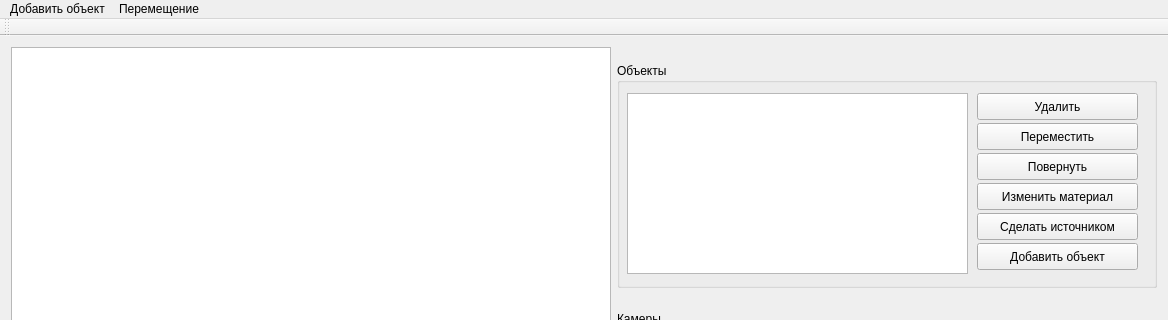
jur4ikoff/cg-coursework, file src/window/main_window.ui: the form before one commit; both pictures show x 0 to 1168 and y 0 to 320 of the 1168 by 693 pixel window.
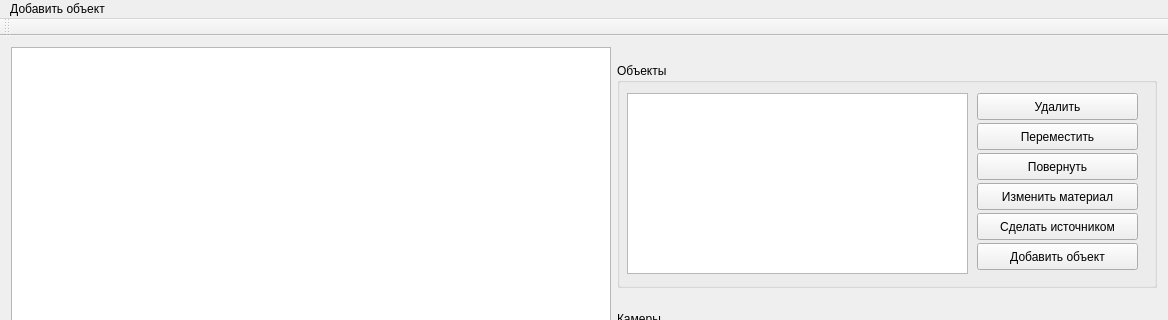
The form after the commit.

Diff of the .ui file:
```diff
--- a/src/window/main_window.ui
+++ b/src/window/main_window.ui
@@ -486,12 +486,6 @@
      <height>33</height>
     </rect>
    </property>
-   <widget class="QMenu" name="menu_2">
-    <property name="title">
-     <string>Перемещение</string>
-    </property>
-    <addaction name="action"/>
-   </widget>
    <widget class="QMenu" name="menu">
     <property name="title">
      <string>Добавить объект</string>
@@ -501,7 +495,6 @@
     <addaction name="action_12"/>
    </widget>
    <addaction name="menu"/>
-   <addaction name="menu_2"/>
   </widget>
   <action name="action">
    <property name="text">
```
